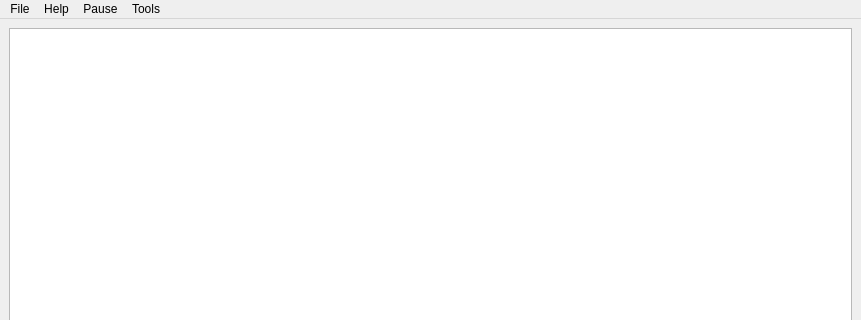
First picture: the form in mainwindow.ui, repository ivanburl/ICP_Robots, before the edit; both pictures show x 0 to 861 and y 0 to 320 of the 861 by 538 pixel window.
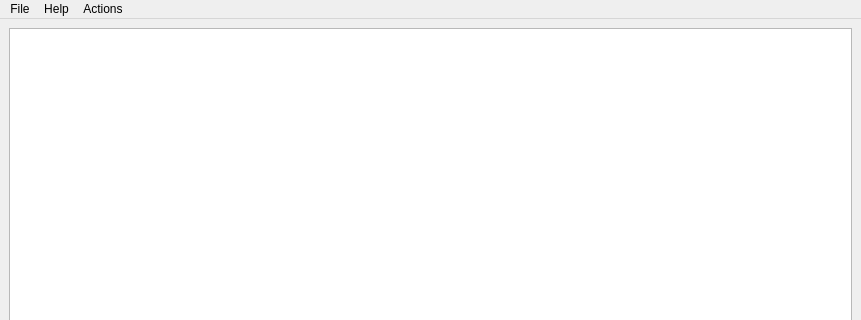
Second picture: the form after the edit.

```diff
--- a/mainwindow.ui
+++ b/mainwindow.ui
@@ -51,21 +51,15 @@
      <string>Help</string>
     </property>
    </widget>
-   <widget class="QMenu" name="menuPlay">
-    <property name="title">
-     <string>Pause</string>
-    </property>
-   </widget>
    <widget class="QMenu" name="menuControl">
     <property name="title">
-     <string>Tools</string>
+     <string>Actions</string>
     </property>
     <addaction name="actionAdd_robot"/>
     <addaction name="actionAdd_block"/>
    </widget>
    <addaction name="menuFile"/>
    <addaction name="menuHelp"/>
-   <addaction name="menuPlay"/>
    <addaction name="menuControl"/>
   </widget>
   <action name="actionLoad">
```
Left out of the diff: 6 changed lines with no effect on the pictures.
